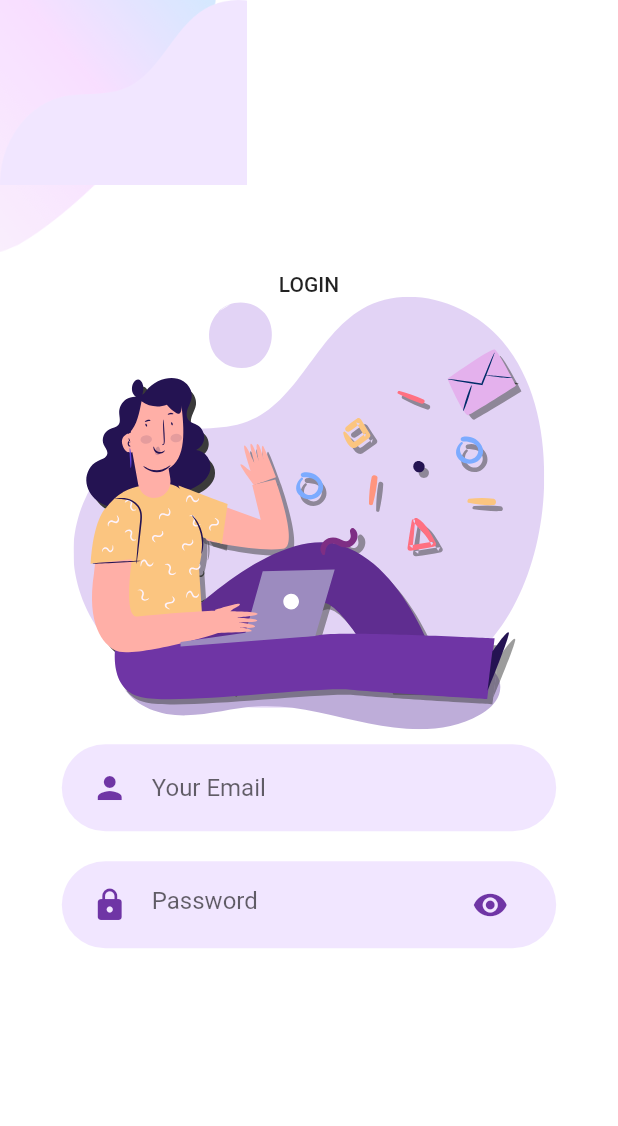
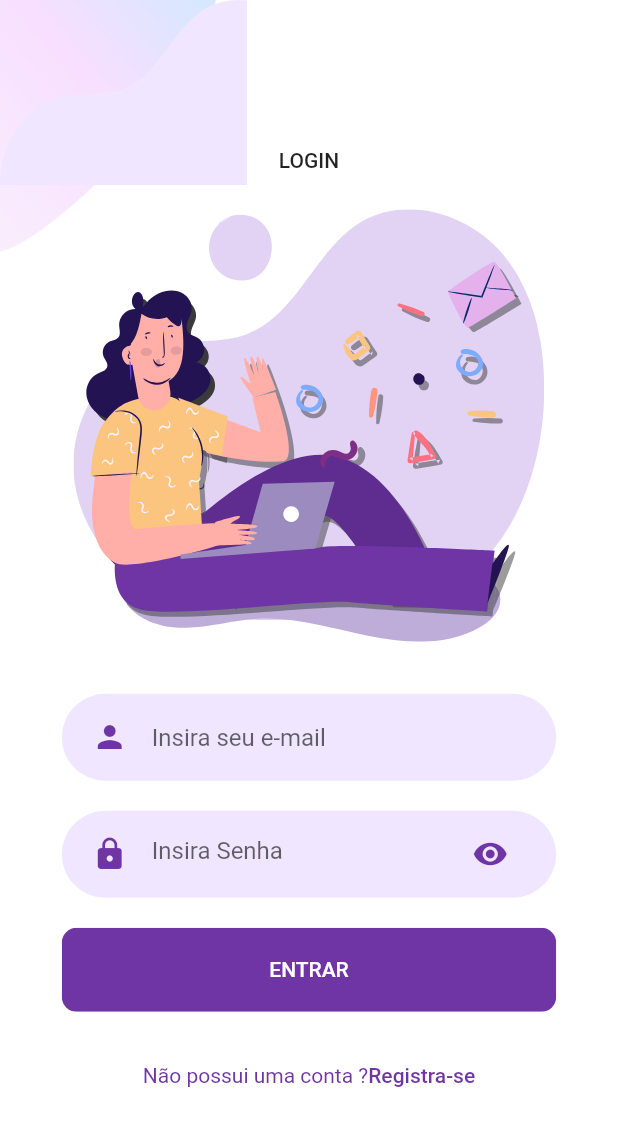
Before and after one commit to gabrielbucalon/login_auth, a Flutter app: the LoginScreen screen opened directly, on a phone screen of 412 x 824 dp. Shown: the top 1126 px of the screen. Run offline on Flutter 3.47's test engine with Material 2 defaults, Android fonts, the phone set to English and light mode, and no system bars; our stand-ins replace flutter_svg.

Commit message:
<fix> -By clicking on the fields to complete the login. the page broke

```diff
--- a/lib/Screens/Login/components/body.dart
+++ b/lib/Screens/Login/components/body.dart
@@ -1,7 +1,11 @@
 import 'package:flutter/material.dart';
 import 'package:flutter_auth/Screens/Login/components/background.dart';
+import 'package:flutter_auth/Screens/Signup/signup_screen.dart';
+import 'package:flutter_auth/components/already_have_an_account_acheck.dart';
+import 'package:flutter_auth/components/rounded_button.dart';
 import 'package:flutter_auth/components/rounded_input_field.dart';
 import 'package:flutter_auth/components/rounded_password_field.dart';
+import 'package:flutter_auth/constants.dart';
 import 'package:flutter_svg/svg.dart';
 
 class Body extends StatelessWidget {
@@ -13,20 +17,41 @@ class Body extends StatelessWidget {
   Widget build(BuildContext context) {
     Size size = MediaQuery.of(context).size;
     return Background(
+      child: SingleChildScrollView(
         child: Column(
           mainAxisAlignment: MainAxisAlignment.center,
           children: <Widget>[
             Text("LOGIN", style: TextStyle(fontWeight: FontWeight.w500)),
+            SizedBox(height: size.height * 0.03),
             SvgPicture.asset("assets/icons/login.svg",
                 height: size.height * 0.35),
+            SizedBox(height: size.height * 0.03),
             RoundedInputField(
-            hintText: "Your Email",
+              hintText: "Insira seu e-mail",
               onChanged: (value) {},
             ),
             RoundedPasswordField(
               onChanged: (value) {},
-          )
+            ),
+            RoundedButton(
+              text: "ENTRAR",
+              press: () {},
+              color: kPrimaryColor,
+              textColor: Colors.white,
+            ),
+            SizedBox(height: size.height * 0.03),
+            AlreadyHaveAnAccountCheck(
+              press: () {
+                Navigator.push(
+                  context,
+                  MaterialPageRoute(builder: (context) {
+                    return SignUpScreen();
+                  }),
+                );
+              },
+            ),
           ],
+        ),
       ),
     );
   }
--- /dev/null
+++ b/lib/components/already_have_an_account_acheck.dart
@@ -0,0 +1,32 @@
+import 'package:flutter/material.dart';
+
+import '../constants.dart';
+
+class AlreadyHaveAnAccountCheck extends StatelessWidget {
+  final bool login;
+  final Function press;
+  const AlreadyHaveAnAccountCheck({
+    Key key,
+    this.login = true,
+    this.press,
+  }) : super(key: key);
+
+  @override
+  Widget build(BuildContext context) {
+    return Row(
+      mainAxisAlignment: MainAxisAlignment.center,
+      children: <Widget>[
+        Text(
+           login ? "Não possui uma conta ?" : "Já tem uma conta ?",
+          style: TextStyle(color: kPrimaryColor)),
+        GestureDetector(
+          onTap: () {},
+          child: Text(
+            login ? "Registra-se" : "Entrar",
+            style: TextStyle(color: kPrimaryColor, fontWeight: FontWeight.w500),
+          ),
+        ),
+      ],
+    );
+  }
+}
--- a/lib/components/rounded_password_field.dart
+++ b/lib/components/rounded_password_field.dart
@@ -15,7 +15,7 @@ class RoundedPasswordField extends StatelessWidget {
       child: TextField(
         obscureText: true,
         decoration: InputDecoration(
-          hintText: "Password",
+          hintText: "Insira Senha",
           icon: Icon(
             Icons.lock,
             color: kPrimaryColor,
```
Also changed, not shown: lib/Screens/Signup/signup_screen.dart (added, +10 -0 lines), lib/Screens/Welcome/components/body.dart (+12 -4 lines). Lines whose indentation alone changed are shown as unchanged.
